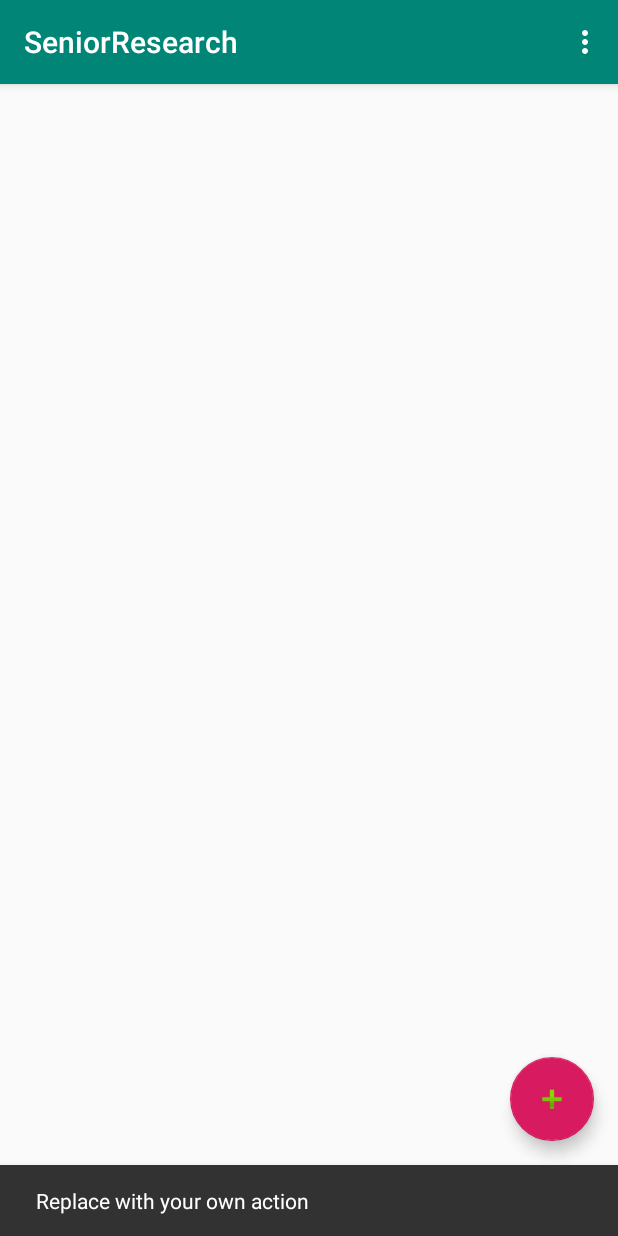
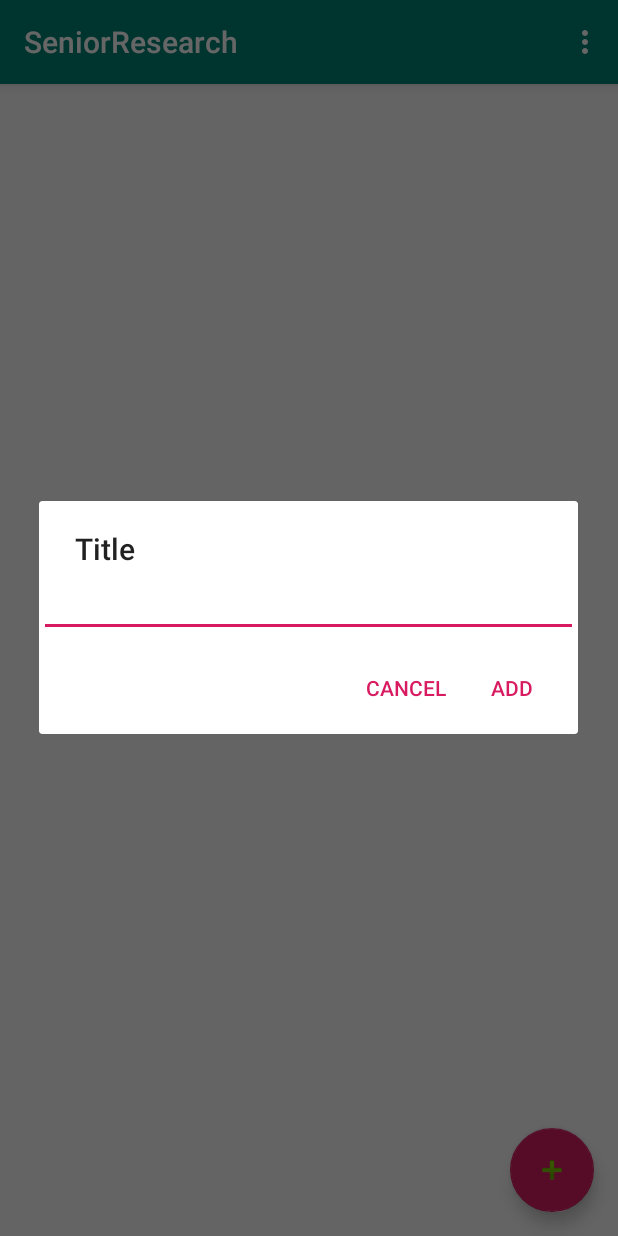
Before and after one commit to Gayatri924/Senior-Research, an Android app: the screen it shows after launch (MainActivity), after a tap on an icon or button, on a phone screen of 412 x 824 dp. Run offline under Robolectric (Android 15) with nearby library versions, the phone set to English and light mode, and no system bars.

Commit message:
dialog works now! Can take in input and store new task in list

```diff
--- a/app/src/main/java/com/gopavajhalagayatri/seniorresearch/MainActivity.java
+++ b/app/src/main/java/com/gopavajhalagayatri/seniorresearch/MainActivity.java
@@ -1,5 +1,7 @@
 package com.gopavajhalagayatri.seniorresearch;
 
+import android.app.AlertDialog;
+import android.content.DialogInterface;
 import android.os.Bundle;
 
 import com.google.android.material.floatingactionbutton.FloatingActionButton;
@@ -8,11 +10,18 @@ import com.google.android.material.snackbar.Snackbar;
 import androidx.appcompat.app.AppCompatActivity;
 import androidx.appcompat.widget.Toolbar;
 
+import android.text.InputType;
+import android.util.Log;
+import android.view.LayoutInflater;
 import android.view.View;
 import android.view.Menu;
 import android.view.MenuItem;
+import android.view.ViewGroup;
+import android.widget.EditText;
 
 public class MainActivity extends AppCompatActivity {
+
+    private String m_Text = "";
 
     @Override
     protected void onCreate(Bundle savedInstanceState) {
@@ -25,8 +34,25 @@ public class MainActivity extends AppCompatActivity {
         fab.setOnClickListener(new View.OnClickListener() {
             @Override
             public void onClick(View view) {
-                Snackbar.make(view, "Replace with your own action", Snackbar.LENGTH_LONG)
-                        .setAction("Action", null).show();
+                AlertDialog.Builder builder = new AlertDialog.Builder(MainActivity.this);
+                builder.setTitle("Title");
+                final EditText input = new EditText(MainActivity.this);
+                input.setInputType(InputType.TYPE_CLASS_TEXT);
+                builder.setView(input);
+                builder.setPositiveButton("Add", new DialogInterface.OnClickListener() {
+                    @Override
+                    public void onClick(DialogInterface dialog, int which) {
+                        m_Text = input.getText().toString();
+                        Log.i("task", m_Text);
+                    }
+                });
+                builder.setNegativeButton("Cancel", new DialogInterface.OnClickListener() {
+                    @Override
+                    public void onClick(DialogInterface dialog, int which) {
+                        dialog.cancel();
+                    }
+                });
+                builder.show();
             }
         });
     }
--- a/app/src/main/res/layout/content_main.xml
+++ b/app/src/main/res/layout/content_main.xml
@@ -6,4 +6,15 @@
     android:layout_height="match_parent"
     app:layout_behavior="@string/appbar_scrolling_view_behavior"
     tools:context=".MainActivity"
-    tools:showIn="@layout/activity_main"/>
+    tools:showIn="@layout/activity_main">
+
+    <ListView
+        android:id="@+id/list_view"
+        android:layout_width="match_parent"
+        android:layout_height="match_parent"
+        app:layout_constraintBottom_toBottomOf="parent"
+        app:layout_constraintTop_toTopOf="parent"
+        app:layout_constraintRight_toRightOf="parent"
+        app:layout_constraintLeft_toLeftOf="parent"
+        />
+</androidx.constraintlayout.widget.ConstraintLayout>
--- a/app/src/main/res/values/strings.xml
+++ b/app/src/main/res/values/strings.xml
@@ -1,4 +1,6 @@
 <resources>
     <string name="app_name">SeniorResearch</string>
     <string name="action_settings">Settings</string>
+    <string name="add_new_task_dialog_title">Add New Task</string>
+    <string name="save">Save</string>
 </resources>
```
Also changed, not shown: app/src/main/res/layout/dialog_new_task.xml (added, +13 -0 lines).
